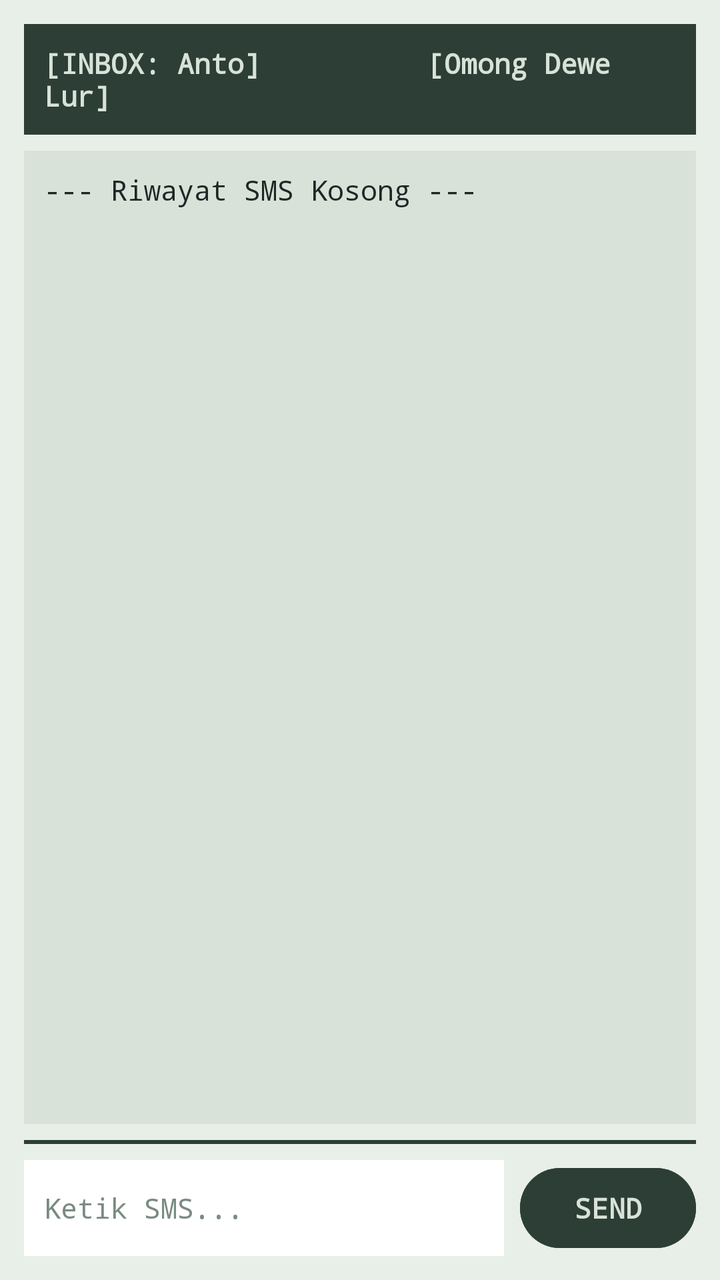
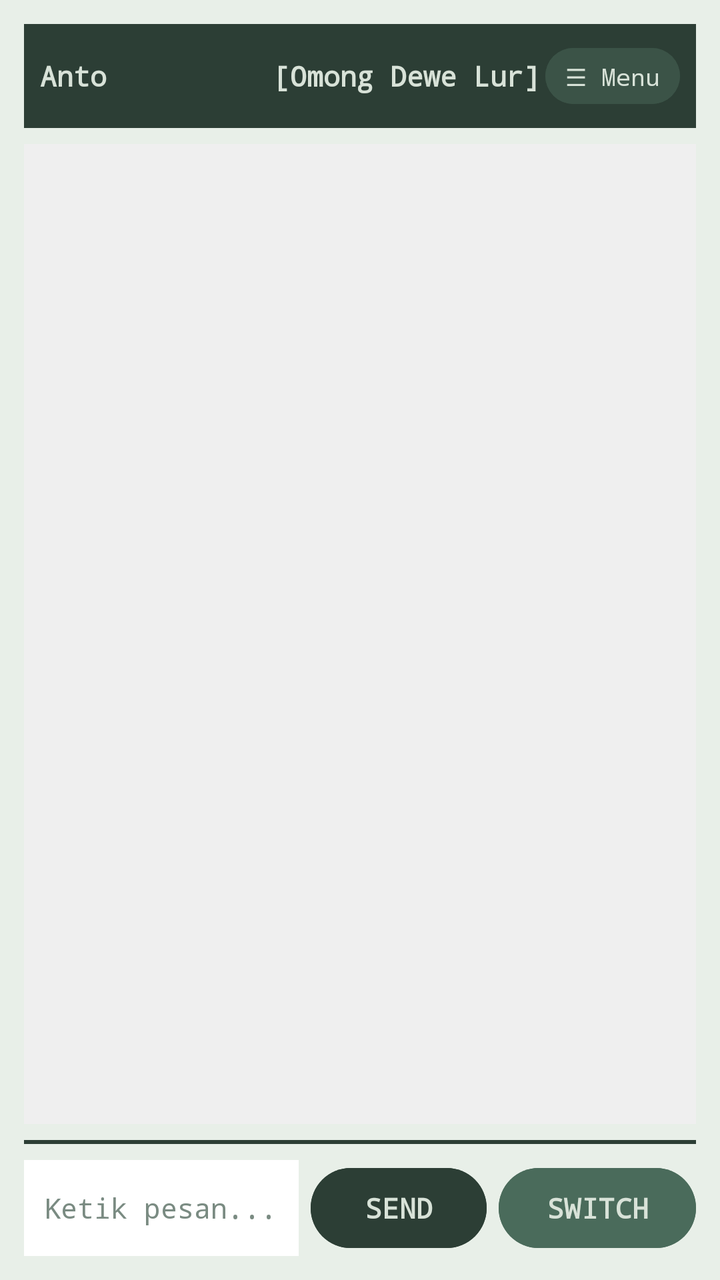

An Android layout rendered at two revisions. The XML below is the earlier revision; the diff shows what the commit changed to produce the second picture.
<!-- AndroidManifest.xml: application theme Theme.Pro4 -->
<!-- res/layout/activity_main.xml -->
<?xml version="1.0" encoding="utf-8"?>
<RelativeLayout xmlns:android="http://schemas.android.com/apk/res/android"
    xmlns:tools="http://schemas.android.com/tools"
    android:id="@+id/main"
    android:layout_width="match_parent"
    android:layout_height="match_parent"
    android:background="#E8EFE8"
    android:padding="12dp"
    tools:context=".MainActivity">

    
    <TextView
        android:id="@+id/text_header"
        android:layout_width="match_parent"
        android:layout_height="wrap_content"
        android:layout_alignParentTop="true"
        android:background="#2C3E35"
        android:fontFamily="monospace"
        android:padding="10dp"
        android:text="[INBOX: Anto]          [Omong Dewe Lur]"
        android:textColor="#D8E2D8"
        android:textSize="14sp"
        android:textStyle="bold" />

    
    <ScrollView
        android:id="@+id/scroll_log"
        android:layout_width="match_parent"
        android:layout_height="match_parent"
        android:layout_above="@id/divider_bottom"
        android:layout_below="@id/text_header"
        android:layout_marginTop="8dp"
        android:layout_marginBottom="8dp"
        android:background="#D8E2D8"
        android:padding="10dp">

        <TextView
            android:id="@+id/text_message"
            android:layout_width="match_parent"
            android:layout_height="wrap_content"
            android:fontFamily="monospace"
            android:lineSpacingExtra="6dp"
            android:text="--- Riwayat SMS Kosong ---"
            android:textColor="#1C2826"
            android:textSize="14sp" />
    </ScrollView>

    
    <View
        android:id="@+id/divider_bottom"
        android:layout_width="match_parent"
        android:layout_height="2dp"
        android:layout_above="@id/button"
        android:layout_marginBottom="8dp"
        android:background="#2C3E35" />

    
    <EditText
        android:id="@+id/editText"
        android:layout_width="match_parent"
        android:layout_height="wrap_content"
        android:layout_alignParentBottom="true"
        android:layout_marginEnd="8dp"
        android:layout_marginRight="8dp"
        android:layout_toStartOf="@id/button"
        android:layout_toLeftOf="@id/button"
        android:background="#FFFFFF"
        android:fontFamily="monospace"
        android:hint="Ketik SMS..."
        android:inputType="textCapSentences"
        android:minHeight="48dp"
        android:padding="10dp"
        android:textColor="#1C2826"
        android:textColorHint="#7A8B82"
        android:textSize="14sp" />

    
    <Button
        android:id="@+id/button"
        android:layout_width="wrap_content"
        android:layout_height="wrap_content"
        android:layout_alignParentEnd="true"
        android:layout_alignParentRight="true"
        android:layout_alignParentBottom="true"
        android:backgroundTint="#2C3E35"
        android:fontFamily="monospace"
        android:minHeight="48dp"
        android:onClick="openSecondActivity"
        android:text="SEND"
        android:textColor="#D8E2D8"
        android:textStyle="bold" />

</RelativeLayout>
<!-- resources referenced by this layout -->
<resources>
  <style name="Theme.Pro4" parent="Base.Theme.Pro4" />
  <style name="Base.Theme.Pro4" parent="Theme.Material3.DayNight.NoActionBar">
          
          
      </style>
</resources>

<!-- the commit's change to res/layout/activity_main.xml (unified diff, before → after) -->
@@ -9,85 +9,111 @@
     tools:context=".MainActivity">
 
     
-    <TextView
-        android:id="@+id/text_header"
+    <LinearLayout
+        android:id="@+id/header_layout"
         android:layout_width="match_parent"
         android:layout_height="wrap_content"
         android:layout_alignParentTop="true"
         android:background="#2C3E35"
-        android:fontFamily="monospace"
-        android:padding="10dp"
-        android:text="[INBOX: Anto]          [Omong Dewe Lur]"
-        android:textColor="#D8E2D8"
-        android:textSize="14sp"
-        android:textStyle="bold" />
+        android:orientation="horizontal"
+        android:gravity="center_vertical"
+        android:padding="8dp">
+
+        <TextView
+            android:id="@+id/text_header"
+            android:layout_width="0dp"
+            android:layout_height="wrap_content"
+            android:layout_weight="1"
+            android:fontFamily="monospace"
+            android:text="Anto          [Omong Dewe Lur]"
+            android:textColor="#D8E2D8"
+            android:textSize="14sp"
+            android:textStyle="bold" />
+
+        <Button
+            android:id="@+id/btn_burger"
+            android:layout_width="wrap_content"
+            android:layout_height="36dp"
+            android:backgroundTint="#3B5347"
+            android:fontFamily="monospace"
+            android:text="☰ Menu"
+            android:textColor="#D8E2D8"
+            android:textSize="12sp"
+            android:minHeight="0dp"
+            android:minWidth="0dp"
+            android:paddingHorizontal="10dp" />
+    </LinearLayout>
 
     
-    <ScrollView
-        android:id="@+id/scroll_log"
+    <androidx.recyclerview.widget.RecyclerView
+        android:id="@+id/recycler_messages"
         android:layout_width="match_parent"
         android:layout_height="match_parent"
         android:layout_above="@id/divider_bottom"
-        android:layout_below="@id/text_header"
+        android:layout_below="@id/header_layout"
         android:layout_marginTop="8dp"
         android:layout_marginBottom="8dp"
-        android:background="#D8E2D8"
-        android:padding="10dp">
-
-        <TextView
-            android:id="@+id/text_message"
-            android:layout_width="match_parent"
-            android:layout_height="wrap_content"
-            android:fontFamily="monospace"
-            android:lineSpacingExtra="6dp"
-            android:text="--- Riwayat SMS Kosong ---"
-            android:textColor="#1C2826"
-            android:textSize="14sp" />
-    </ScrollView>
+        android:background="#EFEFEF"
+        android:padding="8dp"
+        tools:listitem="@layout/item_message_sent" />
 
     
     <View
         android:id="@+id/divider_bottom"
         android:layout_width="match_parent"
         android:layout_height="2dp"
-        android:layout_above="@id/button"
+        android:layout_above="@id/layout_bottom"
         android:layout_marginBottom="8dp"
         android:background="#2C3E35" />
 
     
-    <EditText
-        android:id="@+id/editText"
+    <LinearLayout
+        android:id="@+id/layout_bottom"
         android:layout_width="match_parent"
         android:layout_height="wrap_content"
         android:layout_alignParentBottom="true"
-        android:layout_marginEnd="8dp"
-        android:layout_marginRight="8dp"
-        android:layout_toStartOf="@id/button"
-        android:layout_toLeftOf="@id/button"
-        android:background="#FFFFFF"
-        android:fontFamily="monospace"
-        android:hint="Ketik SMS..."
-        android:inputType="textCapSentences"
-        android:minHeight="48dp"
-        android:padding="10dp"
-        android:textColor="#1C2826"
-        android:textColorHint="#7A8B82"
-        android:textSize="14sp" />
+        android:orientation="horizontal"
+        android:gravity="center_vertical">
 
-    
-    <Button
-        android:id="@+id/button"
-        android:layout_width="wrap_content"
-        android:layout_height="wrap_content"
-        android:layout_alignParentEnd="true"
-        android:layout_alignParentRight="true"
-        android:layout_alignParentBottom="true"
-        android:backgroundTint="#2C3E35"
-        android:fontFamily="monospace"
-        android:minHeight="48dp"
-        android:onClick="openSecondActivity"
-        android:text="SEND"
-        android:textColor="#D8E2D8"
-        android:textStyle="bold" />
+        <EditText
+            android:id="@+id/editText"
+            android:layout_width="0dp"
+            android:layout_height="wrap_content"
+            android:layout_weight="1"
+            android:layout_marginEnd="6dp"
+            android:layout_marginRight="6dp"
+            android:background="#FFFFFF"
+            android:fontFamily="monospace"
+            android:hint="Ketik pesan..."
+            android:inputType="textCapSentences"
+            android:minHeight="48dp"
+            android:padding="10dp"
+            android:textColor="#1C2826"
+            android:textColorHint="#7A8B82"
+            android:textSize="14sp" />
+
+        <Button
+            android:id="@+id/button"
+            android:layout_width="wrap_content"
+            android:layout_height="wrap_content"
+            android:layout_marginEnd="6dp"
+            android:backgroundTint="#2C3E35"
+            android:fontFamily="monospace"
+            android:minHeight="48dp"
+            android:text="SEND"
+            android:textColor="#D8E2D8"
+            android:textStyle="bold" />
+
+        <Button
+            android:id="@+id/button_switch"
+            android:layout_width="wrap_content"
+            android:layout_height="wrap_content"
+            android:backgroundTint="#4A6B5B"
+            android:fontFamily="monospace"
+            android:minHeight="48dp"
+            android:text="SWITCH"
+            android:textColor="#D8E2D8"
+            android:textStyle="bold" />
+    </LinearLayout>
 
 </RelativeLayout>
